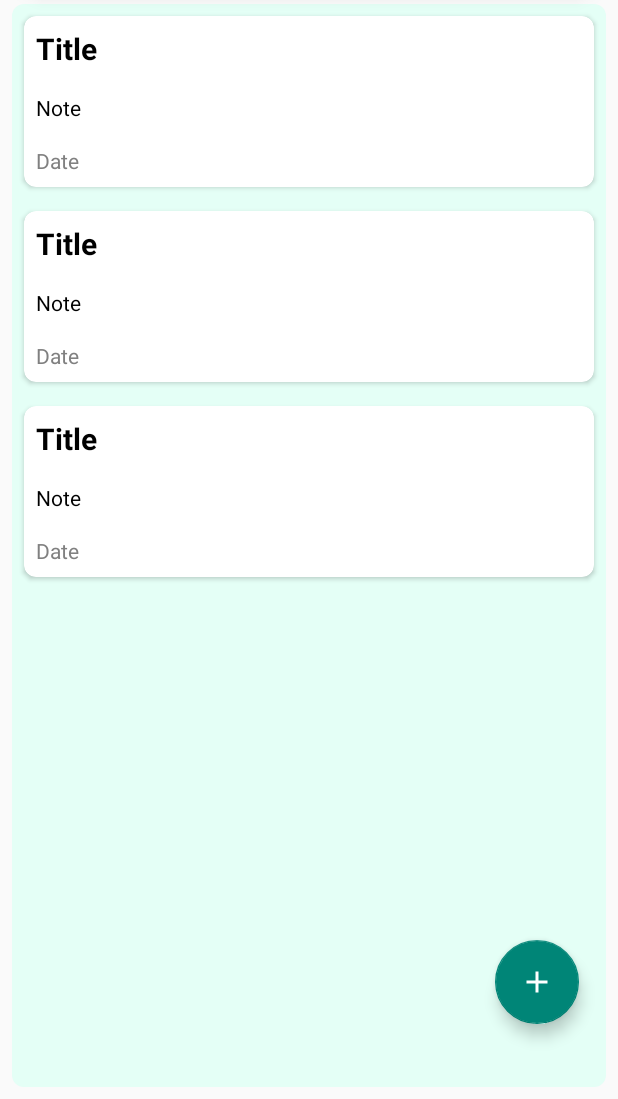
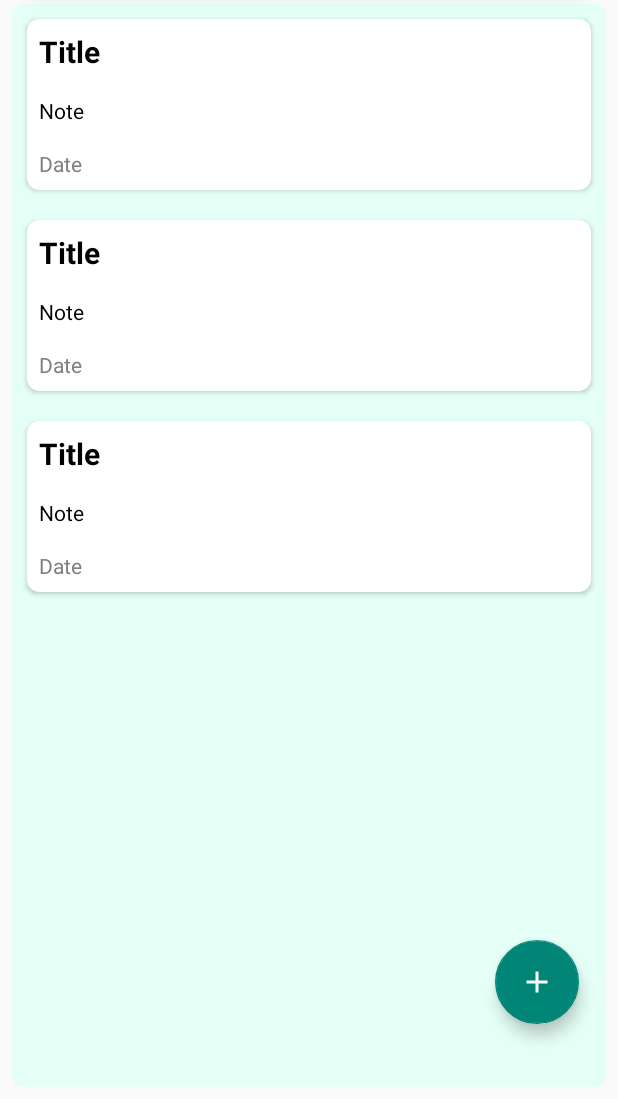
Before and after one commit to Avnish666/Notes, an Android app: the layout activity_main.xml on its own in the app's theme, with its tools: preview values and no code run, on a phone screen of 412 x 824 dp, the part 137-1236 px from its top. Run offline under Robolectric (Android 15) with nearby library versions, the phone set to English and light mode, and no system bars.

Commit message:
Final commit

```diff
--- a/app/src/main/java/Activities/AddNote.kt
+++ b/app/src/main/java/Activities/AddNote.kt
@@ -49,6 +49,7 @@ class AddNote : AppCompatActivity() {
                     note= Note(null,title,note_desc,formatter.format(Date()))
                 }
             val intent= Intent()
+
                 intent.putExtra("note",note)
 
                 setResult(Activity.RESULT_OK,intent)
--- a/app/src/main/java/Activities/MainActivity.kt
+++ b/app/src/main/java/Activities/MainActivity.kt
@@ -60,7 +60,7 @@ class MainActivity : AppCompatActivity(), NoteAdapter.NotesClickListener,PopupMe
     }
 
     private fun initUi() {
-   binding.recyclerView.setHasFixedSize(true)
+       binding.recyclerView.setHasFixedSize(true)
         binding.recyclerView.layoutManager = StaggeredGridLayoutManager(2,LinearLayout.VERTICAL)
         adapter= NoteAdapter(this,this)
         binding.recyclerView.adapter= adapter
@@ -98,7 +98,7 @@ class MainActivity : AppCompatActivity(), NoteAdapter.NotesClickListener,PopupMe
 
     override fun onItemClicked(note: Note) {
 
-      val intent=Intent (this@MainActivity, AddNote::class.java)
+      val intent=Intent ( this@MainActivity, AddNote::class.java)
 
         intent.putExtra("current_note",note)
         updateNote.launch(intent)
--- a/app/src/main/java/com/model/notes/adapter/NoteAdapter.kt
+++ b/app/src/main/java/com/model/notes/adapter/NoteAdapter.kt
@@ -66,7 +66,7 @@ fun filterList(search:String){
         list.add(R.color.c4)
         list.add(R.color.c5)
         list.add(R.color.c6)
-
+        list.add(R.color.c7)
 
         val seed=System.currentTimeMillis().toInt()
         val randomIndex= Random(seed).nextInt(list.size)
--- a/app/src/main/res/drawable/baseline_check_24.xml
+++ b/app/src/main/res/drawable/baseline_check_24.xml
@@ -1,4 +1,4 @@
-<vector xmlns:android="http://schemas.android.com/apk/res/android" android:height="24dp" android:tint="#000000" android:viewportHeight="24" android:viewportWidth="24" android:width="24dp">
+ <vector xmlns:android="http://schemas.android.com/apk/res/android" android:height="24dp" android:tint="#000000" android:viewportHeight="24" android:viewportWidth="24" android:width="24dp">
 
     <path android:fillColor="@android:color/white" android:pathData="M9,16.17L4.83,12l-1.42,1.41L9,19 21,7l-1.41,-1.41z"/>
 
--- a/app/src/main/res/layout/list_item.xml
+++ b/app/src/main/res/layout/list_item.xml
@@ -3,11 +3,12 @@
     android:layout_width="match_parent"
     android:layout_height="wrap_content"
     xmlns:app="http://schemas.android.com/apk/res-auto"
-    android:layout_margin="8dp"
+    android:layout_margin="10dp"
     android:background="@color/white"
     app:cardCornerRadius="8dp"
     android:elevation="8dp"
     android:id="@+id/cardView"
+
   >
     <LinearLayout
         android:layout_width="match_parent"
--- a/app/src/main/res/values/colors.xml
+++ b/app/src/main/res/values/colors.xml
@@ -8,5 +8,6 @@
     <color name="c4">#B9E2F5</color>
     <color name="c5">#7FFFD4</color>
     <color name="c6">#E1B09C</color>
+    <color name="c7">#F6EEC0</color>
     <color name="grey">#808080</color>
 </resources>
--- a/app/src/main/res/values/strings.xml
+++ b/app/src/main/res/values/strings.xml
@@ -1,3 +1,3 @@
 <resources>
-    <string name="app_name">Notes</string>
+    <string name="app_name">AvNotes</string>
 </resources>
```
